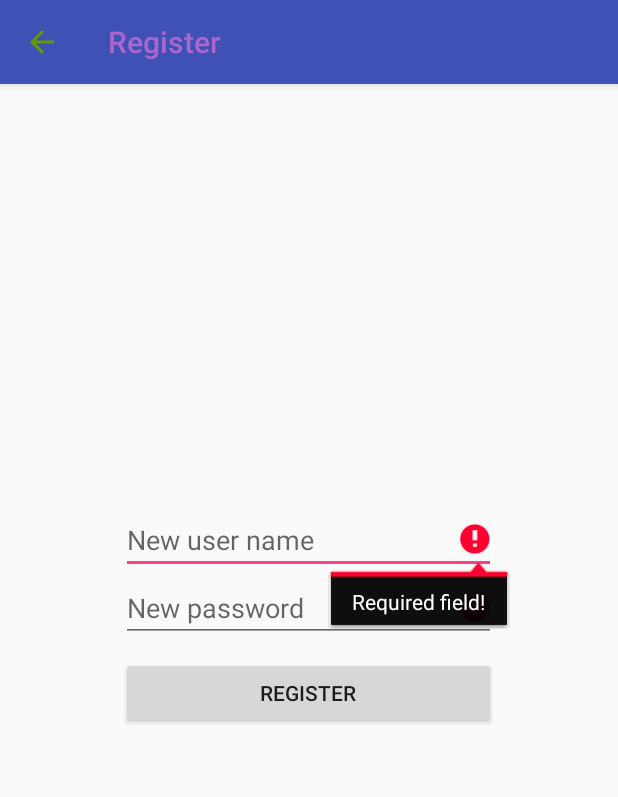
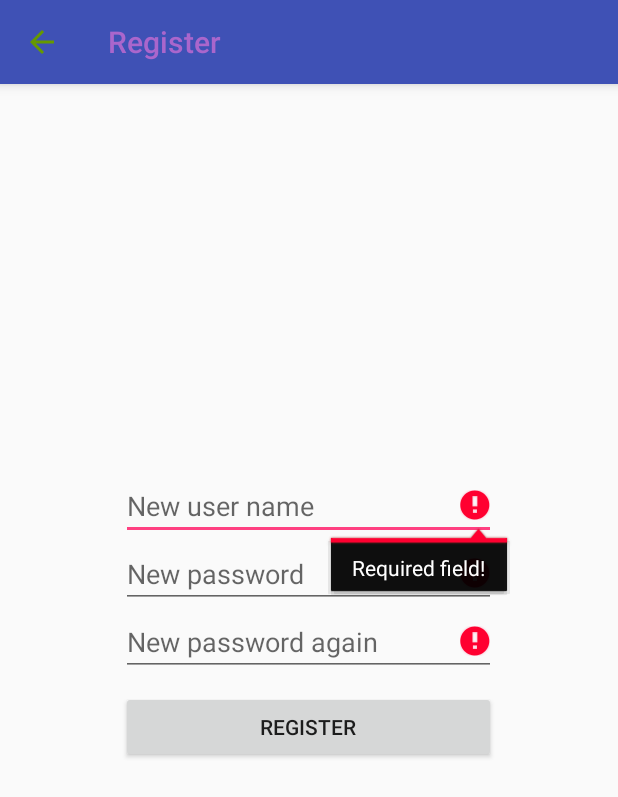
Before and after one commit to gabee1000/budget-application, an Android app: the RegisterActivity screen opened directly, with no data from a screen before it, after a tap on "REGISTER", on a phone screen of 412 x 824 dp. Shown: the top 797 px of the screen. Run offline under Robolectric (Android 15) with nearby library versions, the phone set to English and light mode, and no system bars.

```diff
--- a/app/src/main/java/com/example/gabor/mybudget/Model/Constants/Constants.java
+++ b/app/src/main/java/com/example/gabor/mybudget/Model/Constants/Constants.java
@@ -5,4 +5,8 @@ package com.example.gabor.mybudget.Model.Constants;
  */
 
 public final class Constants {
+    public static final class Extra {
+
+        public static final String REGISTER_NAME = "register_name";
+    }
 }
--- a/app/src/main/java/com/example/gabor/mybudget/Presenter/Utils/LauncherAppCompatActivity.java
+++ b/app/src/main/java/com/example/gabor/mybudget/Presenter/Utils/LauncherAppCompatActivity.java
@@ -1,6 +1,7 @@
 package com.example.gabor.mybudget.Presenter.Utils;
 
 import android.widget.EditText;
+import android.widget.Toast;
 
 import com.example.gabor.mybudget.R;
 
@@ -19,7 +20,6 @@ public abstract class LauncherAppCompatActivity extends BudgetAppCompatActivity
      */
     protected boolean validateEditTexts(List<EditText> editTextList) {
         int errorCount = 0;
-        int numberOfEditTexts = editTextList.size();
         for (EditText editText : editTextList) {
             boolean isEmpty = editText.getText().toString().isEmpty();
             if (isEmpty) {
@@ -27,7 +27,7 @@ public abstract class LauncherAppCompatActivity extends BudgetAppCompatActivity
                 errorCount++;
             }
         }
-        if (errorCount >= numberOfEditTexts) {
+        if (errorCount > 0) {
             return false;
         }
         return true;
--- a/app/src/main/java/com/example/gabor/mybudget/View/Activities/RegisterActivity.java
+++ b/app/src/main/java/com/example/gabor/mybudget/View/Activities/RegisterActivity.java
@@ -1,16 +1,16 @@
 package com.example.gabor.mybudget.View.Activities;
 
+import android.content.Intent;
 import android.os.Bundle;
 import android.support.annotation.Nullable;
-import android.text.Editable;
 import android.view.View;
 import android.widget.Button;
 import android.widget.EditText;
 import android.widget.Toast;
 
+import com.example.gabor.mybudget.Model.Constants.Constants;
 import com.example.gabor.mybudget.Model.Database.UserDatabaseHandler;
 import com.example.gabor.mybudget.Model.Entities.User;
-import com.example.gabor.mybudget.Presenter.Utils.BudgetAppCompatActivity;
 import com.example.gabor.mybudget.Presenter.Utils.LauncherAppCompatActivity;
 import com.example.gabor.mybudget.R;
 
@@ -26,12 +26,23 @@ public class RegisterActivity extends LauncherAppCompatActivity {
     private UserDatabaseHandler mUserDBHandler;
     private EditText mNewUserNameEditText;
     private EditText mNewPasswordEditText;
+    private EditText mNewPasswordAgainEditText;
 
     @Override
     protected void onCreate(@Nullable Bundle savedInstanceState) {
         super.onCreate(savedInstanceState);
         init();
+        checkForExtras();
         actions();
+    }
+
+    private void checkForExtras() {
+        Intent intent = getIntent();
+        if (intent.hasExtra(Constants.Extra.REGISTER_NAME)) {
+            Bundle bundle = intent.getExtras();
+            String newName = bundle.getString(Constants.Extra.REGISTER_NAME);
+            mNewUserNameEditText.setText(newName);
+        }
     }
 
     @Override
@@ -41,6 +52,7 @@ public class RegisterActivity extends LauncherAppCompatActivity {
         mRegisterToDbButton = (Button) findViewById(R.id.register_to_db_button);
         mNewUserNameEditText = (EditText) findViewById(R.id.new_user_name_et);
         mNewPasswordEditText = (EditText) findViewById(R.id.new_password_et);
+        mNewPasswordAgainEditText = (EditText) findViewById(R.id.new_password_again_et);
         mUserDBHandler = new UserDatabaseHandler(RegisterActivity.this);
     }
 
@@ -52,12 +64,31 @@ public class RegisterActivity extends LauncherAppCompatActivity {
                 List<EditText> editTextList = new ArrayList<>();
                 editTextList.add(mNewUserNameEditText);
                 editTextList.add(mNewPasswordEditText);
+                editTextList.add(mNewPasswordAgainEditText);
                 boolean isValid = validateEditTexts(editTextList);
                 if (isValid) {
                     insertUserToDb();
                 }
             }
         });
+    }
+
+    /**
+     * <p>Validate the two required password fields, if they are matching.</p>
+     * @param editTextList
+     * @return True if the password fields are matching, false otherwise.
+     */
+    @Override
+    protected boolean validateEditTexts(List<EditText> editTextList) {
+        if (!super.validateEditTexts(editTextList)) {
+            return false;
+        }
+        boolean isEqual = mNewPasswordEditText.getText().toString().equals(mNewPasswordAgainEditText.getText().toString());
+        if (!isEqual) {
+            mNewPasswordAgainEditText.setError(getString(R.string.passwords_are_not_matching));
+            return false;
+        }
+        return true;
     }
 
     private void insertUserToDb() {
@@ -67,6 +98,7 @@ public class RegisterActivity extends LauncherAppCompatActivity {
         if (mUserDBHandler.addUser(user)) {
             Toast.makeText(RegisterActivity.this, "[" + newUser + "] created!", Toast.LENGTH_SHORT).show();
             finish();
+            return;
         }
         Toast.makeText(RegisterActivity.this, "[" + newUser + "] already exists!", Toast.LENGTH_SHORT).show();
     }
--- a/app/src/main/res/layout/form_register.xml
+++ b/app/src/main/res/layout/form_register.xml
@@ -23,6 +23,13 @@
         android:inputType="textPassword"
         android:hint="@string/new_password" />
 
+    <EditText
+        android:id="@+id/new_password_again_et"
+        android:layout_width="match_parent"
+        android:layout_height="wrap_content"
+        android:inputType="textPassword"
+        android:hint="@string/new_password_again" />
+
     <Button
         android:id="@+id/register_to_db_button"
         android:text="@string/register"
--- a/app/src/main/res/values/strings.xml
+++ b/app/src/main/res/values/strings.xml
@@ -11,4 +11,6 @@
     <string name="username_does_not_exist">This username does not exist! Would you like to register it?</string>
     <string name="yes">Yes</string>
     <string name="no">No</string>
+    <string name="new_password_again">New password again</string>
+    <string name="passwords_are_not_matching">The passwords are not matching!</string>
 </resources>
```
Also changed, not shown: app/src/main/java/com/example/gabor/mybudget/View/Activities/LoginActivity.java (+12 -6 lines).
